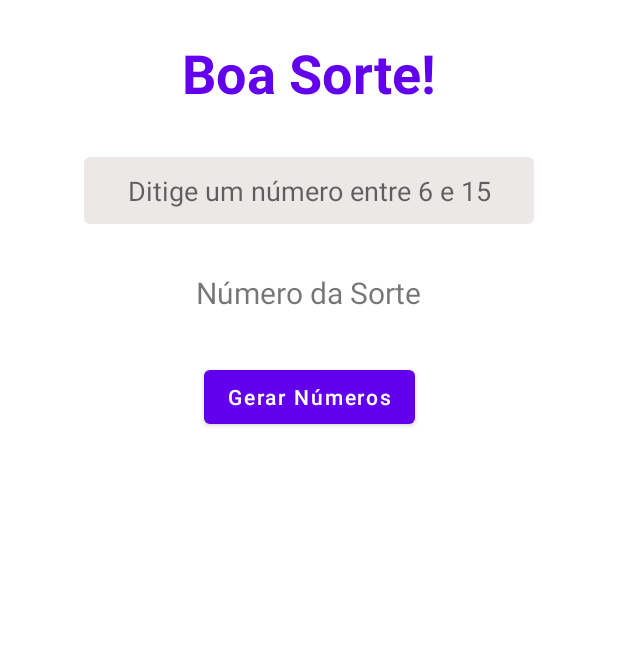
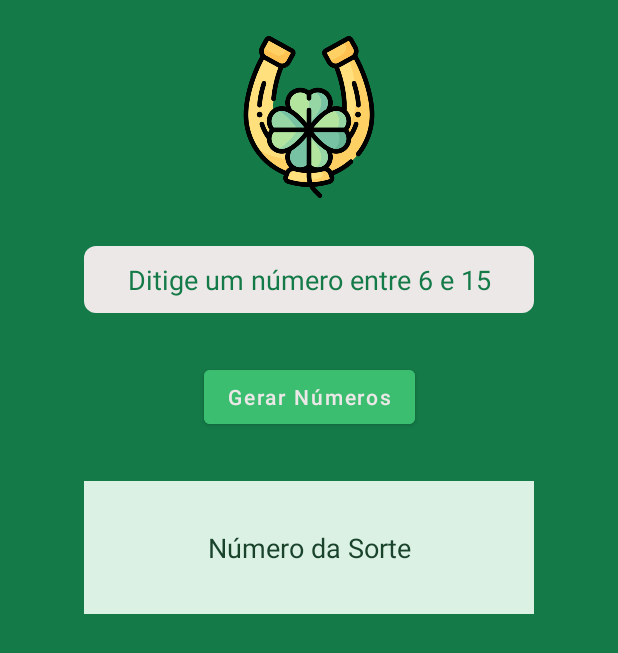
Before and after one commit to Marcel0Sousa/Projetos-Android-Express, an Android app: the layout activity_main.xml on its own in the app's theme, with its tools: preview values and no code run, on a phone screen of 412 x 824 dp. Shown: the top 653 px of the screen. Run offline under Robolectric (Android 15) with nearby library versions, the phone set to English and light mode, and no system bars.

Commit message:
Mudança no layout e no design

```diff
--- a/GanheiNaMega/app/src/main/java/co/tiagoaguiar/ganheinamega/MainActivity.kt
+++ b/GanheiNaMega/app/src/main/java/co/tiagoaguiar/ganheinamega/MainActivity.kt
@@ -4,8 +4,6 @@ import android.content.Context
 import android.content.SharedPreferences
 import android.os.Bundle
 import android.view.inputmethod.InputMethodManager
-import android.widget.Button
-import android.widget.EditText
 import android.widget.TextView
 import androidx.appcompat.app.AppCompatActivity
 import co.tiagoaguiar.ganheinamega.databinding.ActivityMainBinding
@@ -31,7 +29,7 @@ class MainActivity : AppCompatActivity() {
         // recover data persisting using SharedPreferences
         val result = sharePreferences.getString("result", null)
         if (result != null) {
-            binding.tvResult.text = getString(R.string.last_bet, result)
+            binding.tvResult.text = getString(R.string.str_last_bet, result)
         }
 
         binding.btnGenerate.setOnClickListener {
@@ -52,7 +50,7 @@ class MainActivity : AppCompatActivity() {
         // validade empty field
         if (textNumber.isEmpty()) {
 
-            snackBar(txtResult, getString(R.string.message), Snackbar.LENGTH_LONG)
+            snackBar(txtResult, getString(R.string.str_message), Snackbar.LENGTH_LONG)
             return
         }
 
@@ -60,7 +58,7 @@ class MainActivity : AppCompatActivity() {
         val number = textNumber.toInt()
         if (number < 6 || number > 15) {
 
-            snackBar(txtResult, getString(R.string.message), Snackbar.LENGTH_LONG)
+            snackBar(txtResult, getString(R.string.str_message), Snackbar.LENGTH_LONG)
             return
         }
 
@@ -77,7 +75,7 @@ class MainActivity : AppCompatActivity() {
             }
         }
 
-        txtResult.text = listNumbers.joinToString(" - ")
+        txtResult.text = listNumbers.sorted().joinToString(" - ")
 
         // save data persisting using SharedPreferences
         val editor = sharePreferences.edit()
--- a/GanheiNaMega/app/src/main/res/drawable/shape_edt_text.xml
+++ b/GanheiNaMega/app/src/main/res/drawable/shape_edt_text.xml
@@ -1,8 +1,9 @@
 <?xml version="1.0" encoding="utf-8"?>
 <shape xmlns:android="http://schemas.android.com/apk/res/android">
-    <solid android:color="#EDE8E8" />
-    <corners android:radius="4dp" />
+    <solid android:color="@color/bright_gray" />
+    <corners android:radius="8dp" />
     <padding
         android:bottom="10dp"
         android:top="10dp" />
+
 </shape>
--- a/GanheiNaMega/app/src/main/res/layout/activity_main.xml
+++ b/GanheiNaMega/app/src/main/res/layout/activity_main.xml
@@ -4,18 +4,16 @@
     xmlns:tools="http://schemas.android.com/tools"
     android:layout_width="match_parent"
     android:layout_height="match_parent"
+    android:background="@color/salem"
     android:padding="8dp"
     tools:context=".MainActivity">
 
-    <TextView
+    <ImageView
         android:id="@+id/txt_title"
-        android:layout_width="wrap_content"
-        android:layout_height="wrap_content"
+        android:layout_width="108dp"
+        android:layout_height="108dp"
         android:layout_marginTop="16dp"
-        android:text="@string/str_title"
-        android:textColor="@color/purple_500"
-        android:textSize="36sp"
-        android:textStyle="bold"
+        android:src="@drawable/icon"
         app:layout_constraintEnd_toEndOf="parent"
         app:layout_constraintStart_toStartOf="parent"
         app:layout_constraintTop_toTopOf="parent" />
@@ -45,30 +43,38 @@
         android:maxLength="2"
         android:maxLines="1"
         android:textAlignment="center"
+        android:textColor="@color/salem"
+        android:textColorHint="@color/salem"
         app:layout_constraintEnd_toEndOf="@id/guideline_end"
         app:layout_constraintStart_toStartOf="@id/guideline_begin"
         app:layout_constraintTop_toBottomOf="@id/txt_title" />
-
-    <TextView
-        android:id="@+id/tv_result"
-        android:layout_width="wrap_content"
-        android:layout_height="wrap_content"
-        android:layout_marginTop="32dp"
-        android:textSize="20sp"
-        app:layout_constraintEnd_toEndOf="parent"
-        app:layout_constraintStart_toStartOf="parent"
-        app:layout_constraintTop_toBottomOf="@id/edt_number"
-        tools:text="@string/str_message_tools" />
 
     <Button
         android:id="@+id/btn_generate"
         android:layout_width="wrap_content"
         android:layout_height="wrap_content"
         android:layout_marginTop="32dp"
+        android:backgroundTint="@color/medium_sea_green"
         android:text="@string/str_number_generator"
         android:textAllCaps="false"
+        android:textColor="@color/bright_gray"
         app:layout_constraintEnd_toEndOf="parent"
         app:layout_constraintStart_toStartOf="parent"
-        app:layout_constraintTop_toBottomOf="@id/tv_result" />
+        app:layout_constraintTop_toBottomOf="@id/edt_number" />
+
+    <TextView
+        android:id="@+id/tv_result"
+        android:layout_width="0dp"
+        android:layout_height="wrap_content"
+        android:layout_marginTop="32dp"
+        android:background="@color/jet_stream"
+        android:gravity="center_horizontal"
+        android:padding="32dp"
+        android:text="@string/str_message_tools"
+        android:textColor="@color/cal_poly_pomona_green"
+        android:textSize="18sp"
+        app:layout_constraintEnd_toEndOf="@id/guideline_end"
+        app:layout_constraintStart_toStartOf="@id/guideline_begin"
+        app:layout_constraintTop_toBottomOf="@id/btn_generate" />
 
 </androidx.constraintlayout.widget.ConstraintLayout>
--- a/GanheiNaMega/app/src/main/res/values-night/themes.xml
+++ b/GanheiNaMega/app/src/main/res/values-night/themes.xml
@@ -1,13 +1,13 @@
 <resources xmlns:tools="http://schemas.android.com/tools">
     <!-- Base application theme. -->
-    <style name="Theme.GanheiNaMega" parent="Theme.MaterialComponents.DayNight.DarkActionBar">
+    <style name="Theme.GanheiNaMega" parent="Theme.MaterialComponents.NoActionBar">
         <!-- Primary brand color. -->
-        <item name="colorPrimary">@color/purple_200</item>
-        <item name="colorPrimaryVariant">@color/purple_700</item>
+        <item name="colorPrimary">@color/medium_sea_green</item>
+        <item name="colorPrimaryVariant">@color/salem</item>
         <item name="colorOnPrimary">@color/black</item>
         <!-- Secondary brand color. -->
-        <item name="colorSecondary">@color/raisin_black</item>
-        <item name="colorSecondaryVariant">@color/raisin_black</item>
+        <item name="colorSecondary">@color/salem</item>
+        <item name="colorSecondaryVariant">@color/bright_pink</item>
         <item name="colorOnSecondary">@color/black</item>
         <!-- Status bar color. -->
         <item name="android:statusBarColor" tools:targetApi="l">?attr/colorPrimaryVariant</item>
--- a/GanheiNaMega/app/src/main/res/values/colors.xml
+++ b/GanheiNaMega/app/src/main/res/values/colors.xml
@@ -1,11 +1,13 @@
 <?xml version="1.0" encoding="utf-8"?>
 <resources>
-    <color name="purple_200">#FFBB86FC</color>
-    <color name="purple_500">#FF6200EE</color>
-    <color name="purple_700">#FF3700B3</color>
     <color name="teal_200">#80CBC4</color>
-    <color name="teal_700">#FF018786</color>
+    <color name="bright_pink">#FF018786</color>
     <color name="black">#FF000000</color>
-    <color name="white">#FFFFFFFF</color>
     <color name="raisin_black">#202121</color>
+    <color name="bright_gray">#EDE8E8</color>
+    <color name="green_pigment">#029F52</color>
+    <color name="salem">#147a48</color>
+    <color name="jet_stream">#dbf1e4</color>
+    <color name="cal_poly_pomona_green">#1A432B</color>
+    <color name="medium_sea_green">#3cbe71</color>
 </resources>
--- a/GanheiNaMega/app/src/main/res/values/strings.xml
+++ b/GanheiNaMega/app/src/main/res/values/strings.xml
@@ -3,7 +3,7 @@
     <string name="str_title">Boa Sorte!</string>
     <string name="str_number">Ditige um número entre 6 e 15</string>
     <string name="str_number_generator">Gerar Números</string>
-    <string name="message">Informe um número entre 6 e 15</string>
+    <string name="str_message">Informe um número entre 6 e 15</string>
     <string name="str_message_tools">Número da Sorte</string>
-    <string name="last_bet">Ultima aposta: %1$s</string>
+    <string name="str_last_bet">última aposta: \n %1$s</string>
 </resources>
--- a/GanheiNaMega/app/src/main/res/values/themes.xml
+++ b/GanheiNaMega/app/src/main/res/values/themes.xml
@@ -1,13 +1,13 @@
 <resources xmlns:tools="http://schemas.android.com/tools">
     <!-- Base application theme. -->
-    <style name="Theme.GanheiNaMega" parent="Theme.MaterialComponents.DayNight.DarkActionBar">
+    <style name="Theme.GanheiNaMega" parent="Theme.MaterialComponents.DayNight.NoActionBar">
         <!-- Primary brand color. -->
-        <item name="colorPrimary">@color/purple_500</item>
-        <item name="colorPrimaryVariant">@color/purple_700</item>
-        <item name="colorOnPrimary">@color/white</item>
+        <item name="colorPrimary">@color/medium_sea_green</item>
+        <item name="colorPrimaryVariant">@color/salem</item>
+        <item name="colorOnPrimary">@color/salem</item>
         <!-- Secondary brand color. -->
-        <item name="colorSecondary">@color/raisin_black</item>
-        <item name="colorSecondaryVariant">@color/teal_700</item>
+        <item name="colorSecondary">@color/salem</item>
+        <item name="colorSecondaryVariant">@color/bright_pink</item>
         <item name="colorOnSecondary">@color/black</item>
         <!-- Status bar color. -->
         <item name="android:statusBarColor" tools:targetApi="l">?attr/colorPrimaryVariant</item>
```
Also changed, not shown: GanheiNaMega/app/src/main/res/drawable/icon.png (added).
